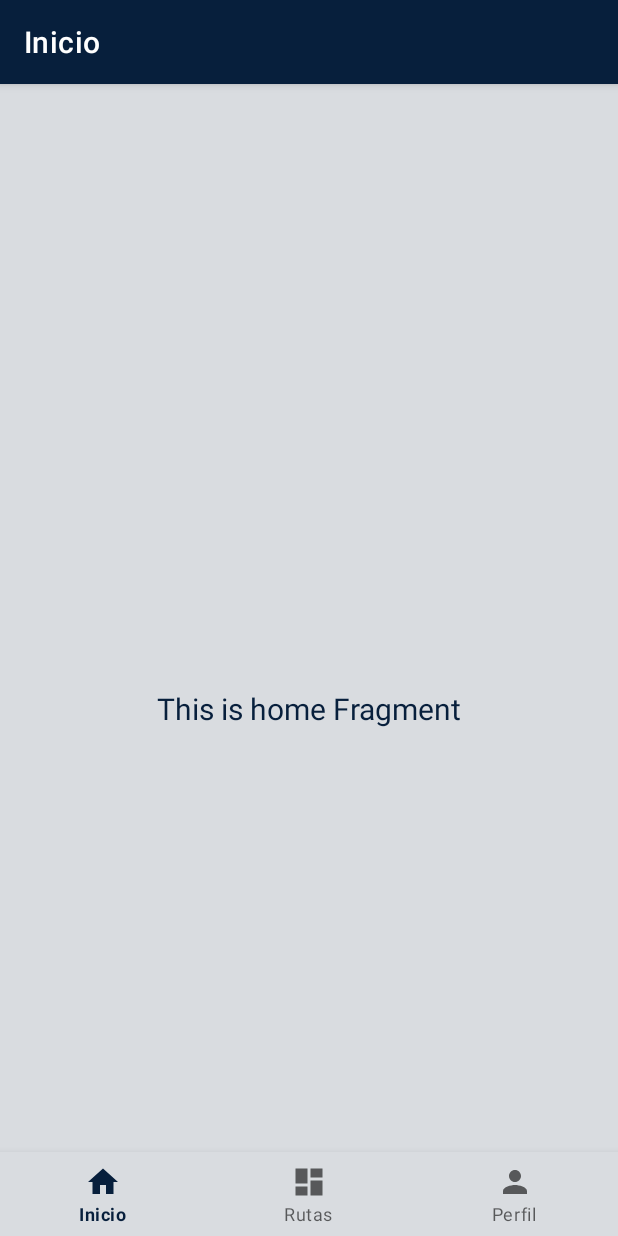
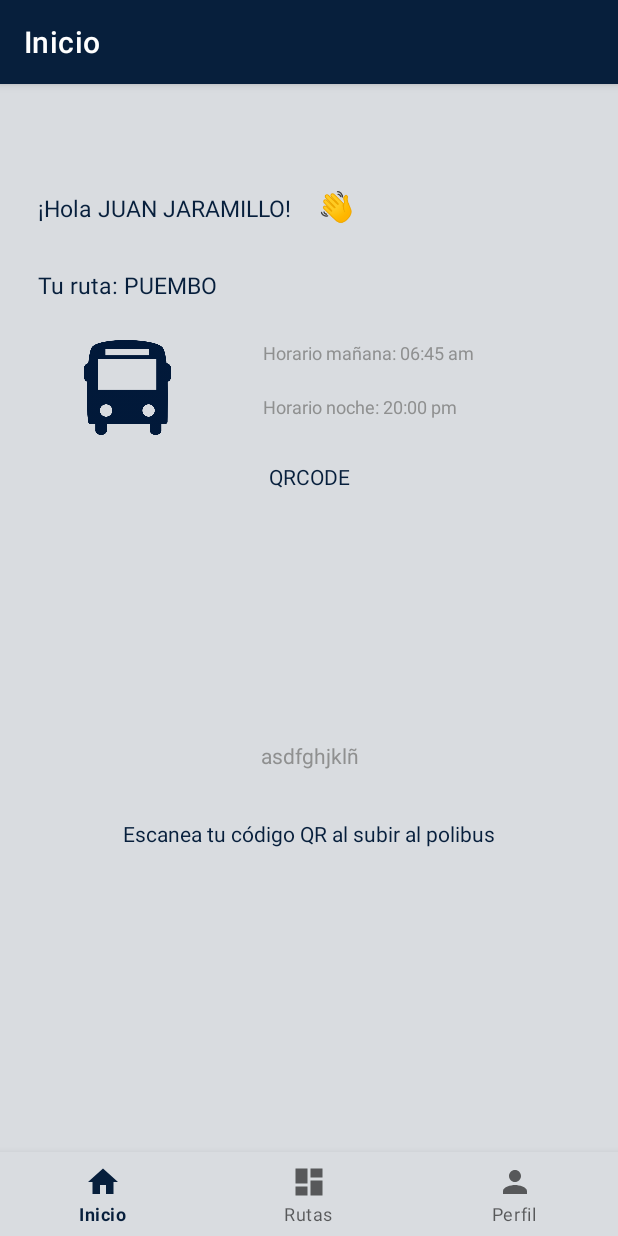
Before and after one commit to juanjodev02/Polimove, an Android app: the screen it shows after launch (MainActivity), on a phone screen of 412 x 824 dp. Run offline under Robolectric (Android 15) with nearby library versions, the phone set to English and light mode, and no system bars; our stand-ins replace navigation-ui.

Commit message:
Pantalla Home Estudiante con Ruta reservada

```diff
--- a/app/build.gradle
+++ b/app/build.gradle
@@ -47,10 +47,12 @@ dependencies {
     implementation 'androidx.navigation:navigation-fragment-ktx:2.3.5'
     implementation 'androidx.navigation:navigation-ui-ktx:2.3.5'
     implementation 'com.google.firebase:firebase-firestore-ktx:24.0.1'
+    implementation 'androidx.legacy:legacy-support-v4:1.0.0'
     testImplementation 'junit:junit:4.13.2'
     androidTestImplementation 'androidx.test.ext:junit:1.1.3'
     androidTestImplementation 'androidx.test.espresso:espresso-core:3.4.0'
     implementation 'com.google.firebase:firebase-auth-ktx'
     implementation 'com.google.firebase:firebase-firestore-ktx'
+    implementation 'de.hdodenhof:circleimageview:3.1.0'
 
 }
--- a/app/src/main/java/com/example/polimove/MainActivity.kt
+++ b/app/src/main/java/com/example/polimove/MainActivity.kt
@@ -1,21 +1,22 @@
 package com.example.polimove
 
 import android.os.Bundle
-import com.google.android.material.bottomnavigation.BottomNavigationView
+import android.widget.TextView
 import androidx.appcompat.app.AppCompatActivity
 import androidx.navigation.findNavController
 import androidx.navigation.ui.AppBarConfiguration
 import androidx.navigation.ui.setupActionBarWithNavController
 import androidx.navigation.ui.setupWithNavController
 import com.example.polimove.databinding.ActivityMainBinding
+import com.google.android.material.bottomnavigation.BottomNavigationView
 
 class MainActivity : AppCompatActivity() {
 
     private lateinit var binding: ActivityMainBinding
 
+
     override fun onCreate(savedInstanceState: Bundle?) {
         super.onCreate(savedInstanceState)
-
         binding = ActivityMainBinding.inflate(layoutInflater)
         setContentView(binding.root)
 
--- a/app/src/main/java/com/example/polimove/ui/home/HomeFragment.kt
+++ b/app/src/main/java/com/example/polimove/ui/home/HomeFragment.kt
@@ -8,6 +8,7 @@ import android.widget.TextView
 import androidx.fragment.app.Fragment
 import androidx.lifecycle.ViewModelProvider
 import com.example.polimove.databinding.FragmentHomeBinding
+
 
 class HomeFragment : Fragment() {
 
@@ -32,6 +33,27 @@ class HomeFragment : Fragment() {
         homeViewModel.text.observe(viewLifecycleOwner) {
             textView.text = it
         }
+
+        val textViewEmoji: TextView = binding.textViewEmoji
+        homeViewModel.emoji.observe(viewLifecycleOwner){
+            textViewEmoji.text = it
+        }
+
+        val textViewTitulo: TextView = binding.textViewNombreRuta
+        homeViewModel.nombreRuta.observe(viewLifecycleOwner){
+            textViewTitulo.text = it
+        }
+
+        val textViewCode: TextView = binding.textViewCode
+        homeViewModel.codigo.observe(viewLifecycleOwner){
+            textViewCode.text = it
+        }
+
+        val textViewQRCODE: TextView = binding.textViewQRCODE
+        homeViewModel.QRCODE.observe(viewLifecycleOwner){
+            textViewQRCODE.text = it
+        }
+
         return root
     }
 
--- a/app/src/main/java/com/example/polimove/ui/home/HomeViewModel.kt
+++ b/app/src/main/java/com/example/polimove/ui/home/HomeViewModel.kt
@@ -7,7 +7,29 @@ import androidx.lifecycle.ViewModel
 class HomeViewModel : ViewModel() {
 
     private val _text = MutableLiveData<String>().apply {
-        value = "This is home Fragment"
+        value = "¡Hola "+"JUAN JARAMILLO!"
     }
     val text: LiveData<String> = _text
+
+    private val _emoji = MutableLiveData<String>().apply {
+        value = String(Character.toChars(0x1F44B))
+    }
+    val emoji: LiveData<String> = _emoji
+
+    private val _nombreRuta = MutableLiveData<String>().apply {
+        value = "Tu ruta: "+"PUEMBO"
+    }
+    val nombreRuta: LiveData<String> = _nombreRuta
+
+    private val _codigo = MutableLiveData<String>().apply {
+        value = "asdfghjklñ"
+    }
+    val codigo: LiveData<String> = _codigo
+
+    private val _QRCODE = MutableLiveData<String>().apply {
+        value = "QRCODE"
+    }
+    val QRCODE: LiveData<String> = _QRCODE
+
+
 }
--- a/app/src/main/res/layout/fragment_home.xml
+++ b/app/src/main/res/layout/fragment_home.xml
@@ -8,15 +8,112 @@
 
     <TextView
         android:id="@+id/text_home"
-        android:layout_width="match_parent"
-        android:layout_height="wrap_content"
-        android:layout_marginStart="8dp"
-        android:layout_marginTop="8dp"
-        android:layout_marginEnd="8dp"
+        android:layout_width="0dp"
+        android:layout_height="31dp"
+        android:layout_marginStart="25dp"
+        android:layout_marginTop="16dp"
+        android:textAlignment="center"
+        android:textSize="15sp"
+        app:layout_constraintStart_toStartOf="parent"
+        app:layout_constraintTop_toTopOf="parent" />
+
+    <TextView
+        android:id="@+id/textViewEmoji"
+        android:layout_width="34dp"
+        android:layout_height="34dp"
+        android:layout_marginTop="12dp"
+        android:layout_marginEnd="25dp"
         android:textAlignment="center"
         android:textSize="20sp"
-        app:layout_constraintBottom_toBottomOf="parent"
+        app:layout_constraintEnd_toEndOf="parent"
+        app:layout_constraintHorizontal_bias="0.085"
+        app:layout_constraintStart_toEndOf="@+id/text_home"
+        app:layout_constraintTop_toTopOf="parent" />
+
+    <TextView
+        android:id="@+id/textViewNombreRuta"
+        android:layout_width="0dp"
+        android:layout_height="31dp"
+        android:layout_marginStart="25dp"
+        android:layout_marginTop="20dp"
+        android:layout_marginEnd="25dp"
+        android:textSize="15sp"
         app:layout_constraintEnd_toEndOf="parent"
         app:layout_constraintStart_toStartOf="parent"
-        app:layout_constraintTop_toTopOf="parent" />
+        app:layout_constraintTop_toBottomOf="@+id/text_home" />
+
+    <ImageView
+        android:id="@+id/imageView"
+        android:layout_width="82dp"
+        android:layout_height="63dp"
+        android:layout_marginStart="44dp"
+        android:layout_marginTop="16dp"
+        android:src="@drawable/polibus"
+        app:layout_constraintStart_toStartOf="parent"
+        app:layout_constraintTop_toBottomOf="@+id/textViewNombreRuta" />
+
+    <TextView
+        android:id="@+id/textViewHorarioMatutino"
+        android:layout_width="188dp"
+        android:layout_height="20dp"
+        android:layout_marginStart="32dp"
+        android:layout_marginTop="16dp"
+        android:layout_marginEnd="32dp"
+        android:text="@string/horario_matutino"
+        android:textAlignment="viewStart"
+        android:textColor="#8F9090"
+        android:textSize="12sp"
+        app:layout_constraintEnd_toEndOf="parent"
+        app:layout_constraintStart_toEndOf="@+id/imageView"
+        app:layout_constraintTop_toBottomOf="@+id/textViewNombreRuta" />
+
+    <TextView
+        android:id="@+id/textViewHorarioNoche"
+        android:layout_width="188dp"
+        android:layout_height="21dp"
+        android:layout_marginStart="32dp"
+        android:layout_marginTop="16dp"
+        android:layout_marginEnd="32dp"
+        android:text="@string/horario_noche"
+        android:textAlignment="viewStart"
+        android:textColor="#8F9090"
+        android:textSize="12sp"
+        app:layout_constraintEnd_toEndOf="parent"
+        app:layout_constraintStart_toEndOf="@+id/imageView"
+        app:layout_constraintTop_toBottomOf="@+id/textViewHorarioMatutino" />
+
+    <TextView
+        android:id="@+id/textViewQRCODE"
+        android:layout_width="188dp"
+        android:layout_height="162dp"
+        android:layout_marginTop="24dp"
+        android:text="QRCODE"
+        android:textAlignment="center"
+        app:layout_constraintEnd_toEndOf="parent"
+        app:layout_constraintStart_toStartOf="parent"
+        app:layout_constraintTop_toBottomOf="@+id/textViewHorarioNoche" />
+
+    <TextView
+        android:id="@+id/textViewCode"
+        android:layout_width="288dp"
+        android:layout_height="32dp"
+        android:layout_marginTop="24dp"
+        android:textAlignment="center"
+        android:textColor="#8F9090"
+        app:layout_constraintEnd_toEndOf="parent"
+        app:layout_constraintStart_toStartOf="parent"
+        app:layout_constraintTop_toBottomOf="@+id/textViewQRCODE" />
+
+    <TextView
+        android:id="@+id/textViewMensaje"
+        android:layout_width="286dp"
+        android:layout_height="28dp"
+        android:layout_marginTop="20dp"
+        android:text="@string/mensaje_escanear"
+        android:textAlignment="center"
+        app:layout_constraintEnd_toEndOf="parent"
+        app:layout_constraintStart_toStartOf="parent"
+        app:layout_constraintTop_toBottomOf="@+id/textViewCode" />
+
+
 </androidx.constraintlayout.widget.ConstraintLayout>
--- a/app/src/main/res/values/strings.xml
+++ b/app/src/main/res/values/strings.xml
@@ -3,4 +3,15 @@
     <string name="title_home">Inicio</string>
     <string name="title_dashboard">Rutas</string>
     <string name="title_notifications">Perfil</string>
+    <!-- TODO: Remove or change this placeholder text -->
+    <string name="hello_blank_fragment">Hello blank fragment</string>
+    <string name="horario_matutino">Horario mañana: 06:45 am</string>
+    <string name="horario_noche">Horario noche: 20:00 pm</string>
+    <string name="mensaje_escanear">Escanea tu código QR al subir al polibus</string>
+    <string name="cerrar_sesion">Cerrar sesión</string>
+    <string name="eliminar_datos">Eliminar mis datos</string>
+    <string name="mensaje_sin_ruta">Aún no has reservado una ruta</string>
+    <string name="reservar_ruta">Reservar ruta</string>
+    <string name="agregar_pasajero">+</string>
+    <string name="mensaje_nuevo_pasajero">Nuevo pasajero</string>
 </resources>
--- a/build.gradle
+++ b/build.gradle
@@ -6,7 +6,7 @@ buildscript {
 plugins {
     id 'com.android.application' version '7.1.1' apply false
     id 'com.android.library' version '7.1.1' apply false
-    id 'org.jetbrains.kotlin.android' version '1.5.30' apply false
+    id 'org.jetbrains.kotlin.android' version '1.6.10' apply false
 }
 
 task clean(type: Delete) {
```
Also changed, not shown: app/src/main/res/drawable/logo_epn.png (added), app/src/main/res/drawable/polibus.png (added).
